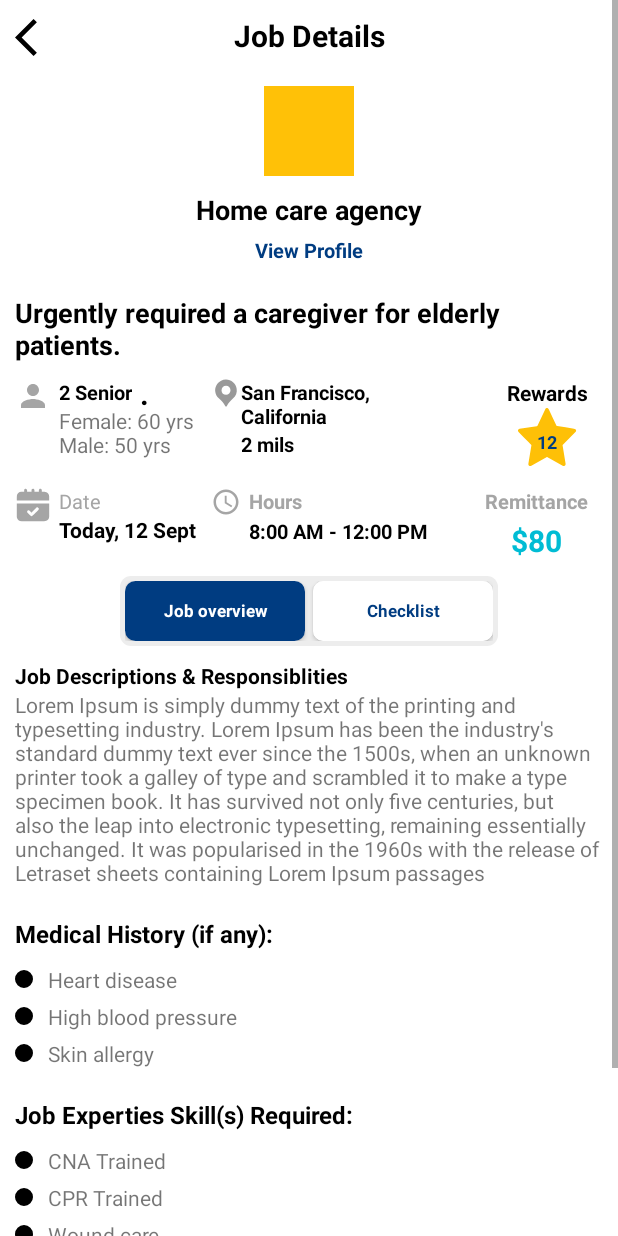
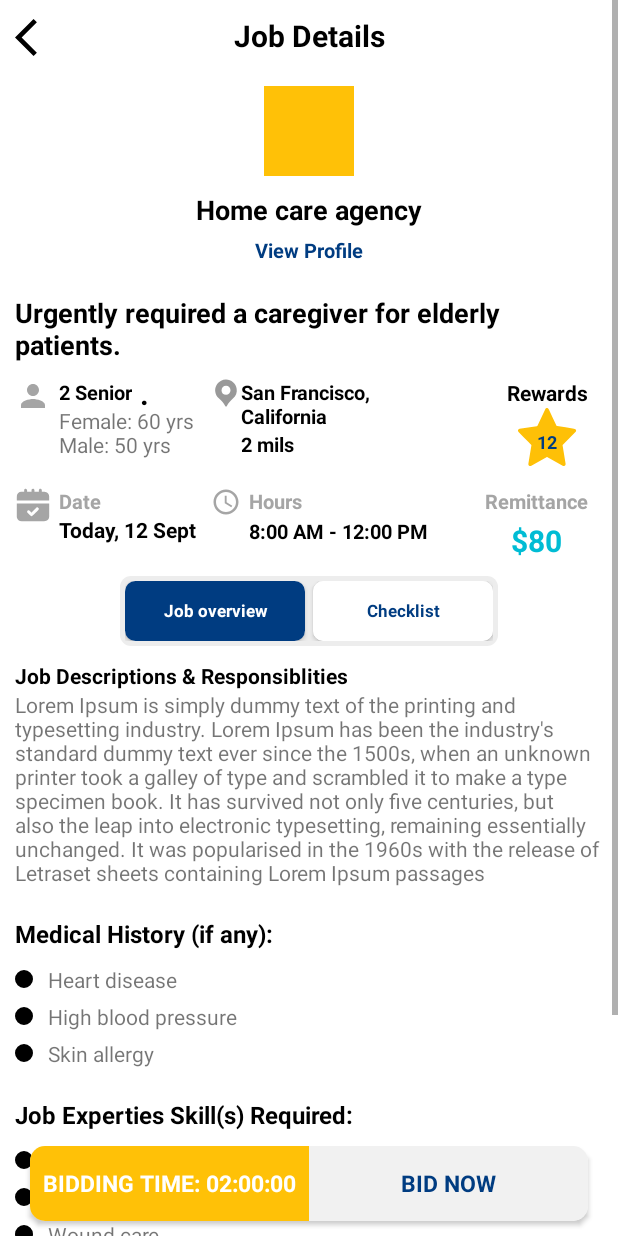
Before and after one commit to subhraji/caregiver-phase-2, an Android app: the JobDetailsActivity screen opened directly, with no data from a screen before it, on a phone screen of 412 x 824 dp. Run offline under Robolectric (Android 15) with nearby library versions, the phone set to English and light mode, and no system bars.

Commit message:
job details page ui-3: 20-10-2022

```diff
--- a/app/src/main/java/com/example/caregiverphase2/ui/activity/JobDetailsActivity.kt
+++ b/app/src/main/java/com/example/caregiverphase2/ui/activity/JobDetailsActivity.kt
@@ -30,6 +30,10 @@ class JobDetailsActivity : AppCompatActivity() {
         binding.checklistCard.setOnClickListener {
             clickCheckList()
         }
+
+        binding.bidNowTv.setOnClickListener {
+
+        }
     }
 
     private fun clickJobOverview(){
--- a/app/src/main/res/layout/activity_job_details.xml
+++ b/app/src/main/res/layout/activity_job_details.xml
@@ -1,15 +1,18 @@
 <?xml version="1.0" encoding="utf-8"?>
-<ScrollView xmlns:android="http://schemas.android.com/apk/res/android"
+<RelativeLayout xmlns:android="http://schemas.android.com/apk/res/android"
     xmlns:app="http://schemas.android.com/apk/res-auto"
     xmlns:tools="http://schemas.android.com/tools"
     android:layout_width="match_parent"
     android:layout_height="match_parent"
     tools:context=".ui.activity.JobDetailsActivity">
 
+    <ScrollView
+        android:layout_width="match_parent"
+        android:layout_height="match_parent">
         <androidx.constraintlayout.widget.ConstraintLayout
             android:layout_width="match_parent"
             android:layout_height="match_parent"
-        android:paddingBottom="20dp">
+            android:paddingBottom="70dp">
             <ImageView
                 android:id="@+id/back_btn"
                 android:layout_width="30dp"
@@ -237,6 +240,7 @@
                         android:layout_width="wrap_content"
                         android:layout_height="wrap_content"
                         android:text="Date"
+                        android:textStyle="bold"
                         android:textSize="13sp"
                         android:textColor="@color/text_grey"
                         app:layout_constraintTop_toTopOf="@+id/job_bag_img"
@@ -485,6 +489,7 @@
                     android:textColor="@color/black"
                     android:textSize="16sp"
                     android:textStyle="bold" />
+
                 <LinearLayout
                     android:id="@+id/job_exp_linear_lay_1"
                     android:layout_width="match_parent"
@@ -700,8 +705,44 @@
                 </LinearLayout>
 
             </RelativeLayout>
+        </androidx.constraintlayout.widget.ConstraintLayout>
+    </ScrollView>
 
+    <androidx.cardview.widget.CardView
+        android:layout_width="match_parent"
+        android:layout_height="50dp"
+        android:layout_marginStart="20dp"
+        android:layout_marginEnd="20dp"
+        app:cardCornerRadius="10dp"
+        android:layout_marginBottom="10dp"
+        android:layout_alignParentBottom="true">
+        <LinearLayout
+            android:layout_width="match_parent"
+            android:layout_height="match_parent"
+            android:orientation="horizontal">
+            <TextView
+                android:id="@+id/bid_time_tv"
+                android:layout_width="match_parent"
+                android:layout_height="match_parent"
+                android:background="@color/dash_yellow"
+                android:text="BIDDING TIME: 02:00:00"
+                android:textColor="@color/white"
+                android:textSize="15sp"
+                android:textStyle="bold"
+                android:gravity="center"
+                android:layout_weight="1"/>
+            <TextView
+                android:id="@+id/bid_now_tv"
+                android:layout_width="match_parent"
+                android:layout_height="match_parent"
+                android:background="#F1F1F1"
+                android:text="BID NOW"
+                android:textColor="@color/theme_blue"
+                android:textSize="15sp"
+                android:textStyle="bold"
+                android:gravity="center"
+                android:layout_weight="1"/>
 
-    </androidx.constraintlayout.widget.ConstraintLayout>
-
-</ScrollView>
+        </LinearLayout>
+    </androidx.cardview.widget.CardView>
+</RelativeLayout>
```
Lines whose indentation alone changed are shown as unchanged.
